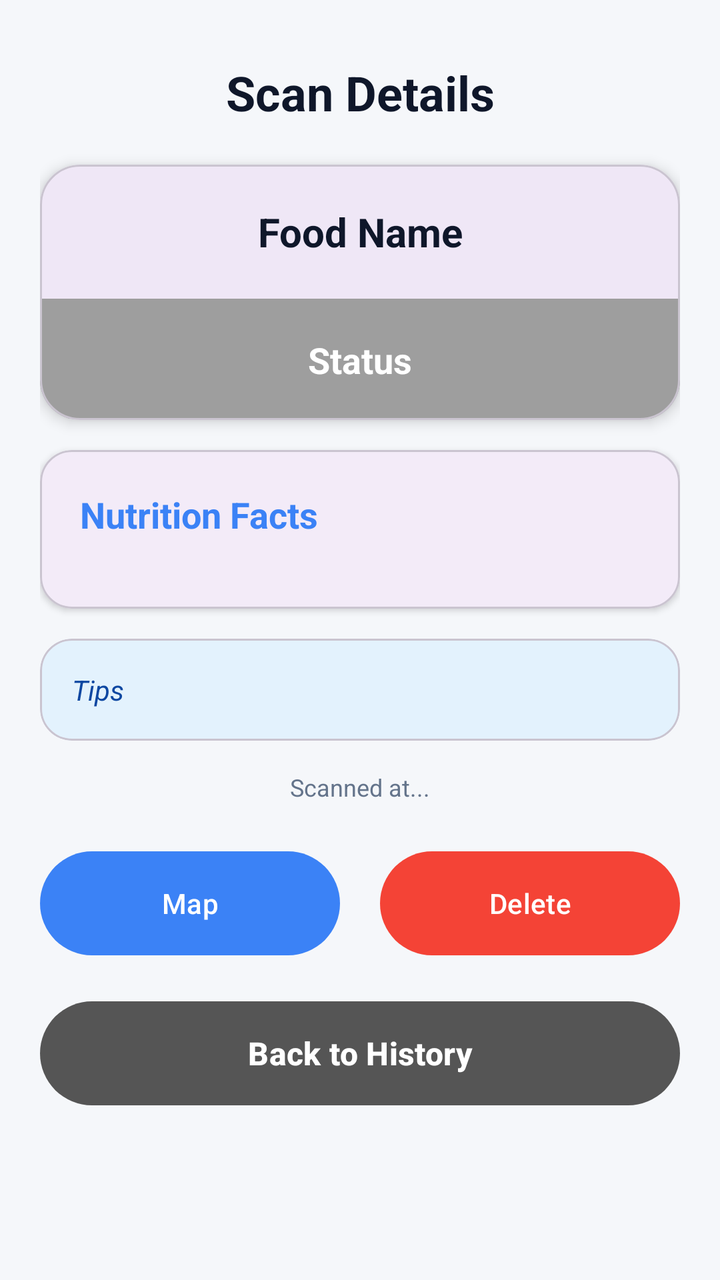
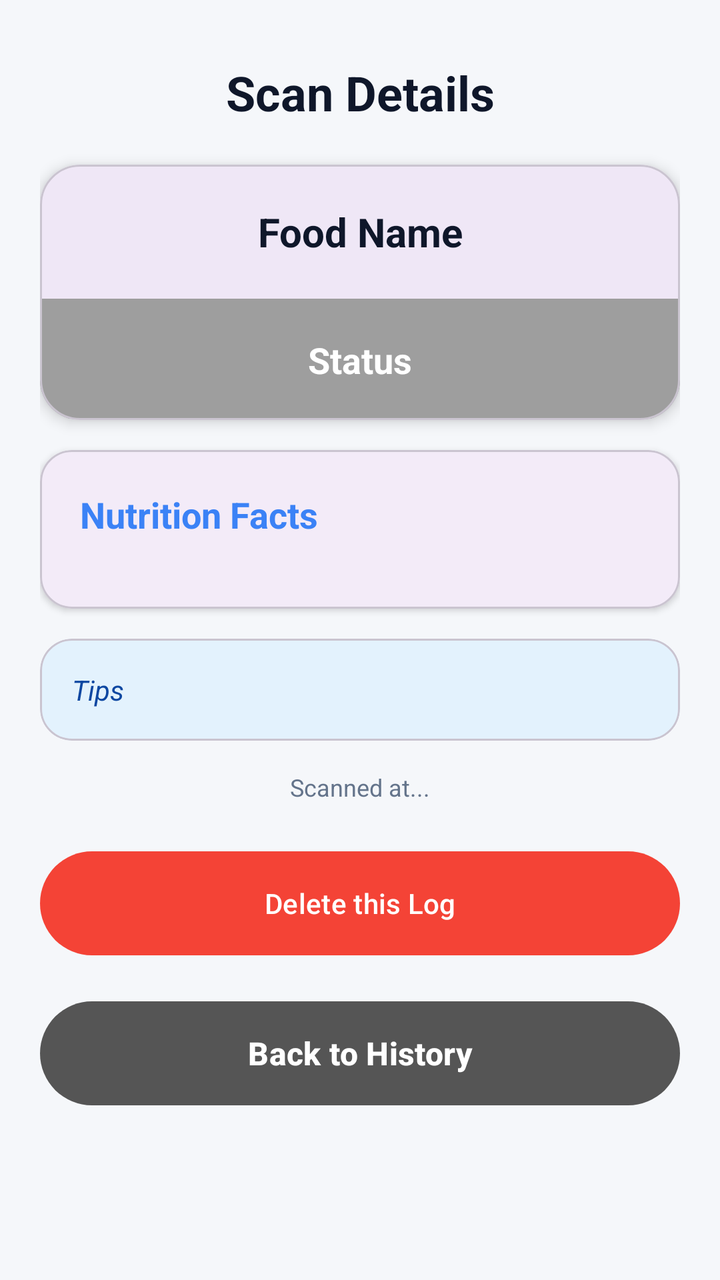

Screens rendered from an Android XML layout before and after an edit, with the pre-edit source and the edit as a unified diff.
<!-- AndroidManifest.xml: application theme Theme.NutriScan -->
<!-- res/layout/activity_history_detail.xml -->
<?xml version="1.0" encoding="utf-8"?>
<ScrollView xmlns:android="http://schemas.android.com/apk/res/android"
    xmlns:app="http://schemas.android.com/apk/res-auto"
    android:layout_width="match_parent"
    android:layout_height="match_parent"
    android:background="#F5F7FA"
    android:fillViewport="true">

    <LinearLayout
        android:layout_width="match_parent"
        android:layout_height="wrap_content"
        android:orientation="vertical"
        android:padding="20dp">

        <TextView
            android:layout_width="match_parent"
            android:layout_height="wrap_content"
            android:layout_marginTop="10dp"
            android:text="Scan Details"
            android:textColor="@color/text_dark"
            android:textSize="24sp"
            android:textStyle="bold"
            android:gravity="center" />

        <com.google.android.material.card.MaterialCardView
            android:layout_width="match_parent"
            android:layout_height="wrap_content"
            android:layout_marginTop="20dp"
            app:cardCornerRadius="20dp"
            app:cardElevation="4dp">
            <LinearLayout
                android:layout_width="match_parent"
                android:layout_height="wrap_content"
                android:orientation="vertical">
                <TextView
                    android:id="@+id/textViewDetailFoodName"
                    android:layout_width="match_parent"
                    android:layout_height="wrap_content"
                    android:padding="20dp"
                    android:text="Food Name"
                    android:textColor="@color/text_dark"
                    android:textSize="20sp"
                    android:textStyle="bold"
                    android:gravity="center"/>
                <View
                    android:id="@+id/detailHealthStatusIndicator"
                    android:layout_width="match_parent"
                    android:layout_height="60dp"
                    android:background="#9E9E9E" />
                <TextView
                    android:id="@+id/textViewDetailHealthStatus"
                    android:layout_width="match_parent"
                    android:layout_height="wrap_content"
                    android:layout_marginTop="-60dp"
                    android:padding="18dp"
                    android:text="Status"
                    android:textColor="#FFFFFF"
                    android:textSize="18sp"
                    android:textStyle="bold"
                    android:gravity="center"/>
            </LinearLayout>
        </com.google.android.material.card.MaterialCardView>

        
        <com.google.android.material.card.MaterialCardView
            android:layout_width="match_parent"
            android:layout_height="wrap_content"
            android:layout_marginTop="15dp"
            app:cardCornerRadius="16dp"
            app:cardElevation="2dp">
            <LinearLayout
                android:layout_width="match_parent"
                android:layout_height="wrap_content"
                android:orientation="vertical"
                android:padding="20dp">
                <TextView
                    android:layout_width="wrap_content"
                    android:layout_height="wrap_content"
                    android:text="Nutrition Facts"
                    android:textColor="@color/primary_blue"
                    android:textSize="18sp"
                    android:textStyle="bold"
                    android:layout_marginBottom="15dp" />

                <LinearLayout
                    android:id="@+id/detailNutritionContainer"
                    android:layout_width="match_parent"
                    android:layout_height="wrap_content"
                    android:orientation="vertical" />
            </LinearLayout>
        </com.google.android.material.card.MaterialCardView>

        
        <com.google.android.material.card.MaterialCardView
            android:id="@+id/cardDetailIngredients"
            android:layout_width="match_parent"
            android:layout_height="wrap_content"
            android:layout_marginTop="15dp"
            app:cardCornerRadius="16dp"
            app:cardElevation="2dp"
            android:visibility="gone">

            <LinearLayout
                android:layout_width="match_parent"
                android:layout_height="wrap_content"
                android:orientation="vertical"
                android:padding="20dp">

                <TextView
                    android:layout_width="wrap_content"
                    android:layout_height="wrap_content"
                    android:text="Ingredients"
                    android:textColor="@color/primary_blue"
                    android:textSize="18sp"
                    android:textStyle="bold"
                    android:layout_marginBottom="10dp" />

                <TextView
                    android:id="@+id/textViewDetailIngredients"
                    android:layout_width="match_parent"
                    android:layout_height="wrap_content"
                    android:textColor="#555555"
                    android:textSize="14sp"
                    android:lineSpacingExtra="4dp" />
            </LinearLayout>
        </com.google.android.material.card.MaterialCardView>

        
        <com.google.android.material.card.MaterialCardView
            android:layout_width="match_parent"
            android:layout_height="wrap_content"
            android:layout_marginTop="15dp"
            app:cardBackgroundColor="#E3F2FD"
            app:cardCornerRadius="16dp"
            app:cardElevation="0dp">
            <TextView
                android:id="@+id/textViewDetailTips"
                android:layout_width="match_parent"
                android:layout_height="wrap_content"
                android:padding="16dp"
                android:text="Tips"
                android:textColor="#0D47A1"
                android:textSize="14sp"
                android:textStyle="italic" />
        </com.google.android.material.card.MaterialCardView>

        <TextView
            android:id="@+id/textViewDetailLocationDate"
            android:layout_width="match_parent"
            android:layout_height="wrap_content"
            android:layout_marginTop="15dp"
            android:text="Scanned at..."
            android:textColor="@color/text_light"
            android:textSize="12sp"
            android:gravity="center" />

        <LinearLayout
            android:layout_width="match_parent"
            android:layout_height="wrap_content"
            android:orientation="horizontal"
            android:layout_marginTop="20dp">
            <com.google.android.material.button.MaterialButton
                android:id="@+id/buttonViewOnMap"
                android:layout_width="0dp"
                android:layout_height="60dp"
                android:layout_weight="1"
                android:layout_marginEnd="10dp"
                android:text="Map"
                app:cornerRadius="30dp"
                app:backgroundTint="@color/primary_blue"/>
            <com.google.android.material.button.MaterialButton
                android:id="@+id/buttonDeleteScan"
                android:layout_width="0dp"
                android:layout_height="60dp"
                android:layout_weight="1"
                android:layout_marginStart="10dp"
                android:text="Delete"
                app:cornerRadius="30dp"
                app:backgroundTint="#F44336"/>
        </LinearLayout>

        <com.google.android.material.button.MaterialButton
            android:id="@+id/buttonBackFromDetail"
            android:layout_width="match_parent"
            android:layout_height="60dp"
            android:layout_marginTop="15dp"
            android:layout_marginBottom="20dp"
            android:text="Back to History"
            android:textSize="16sp"
            android:textStyle="bold"
            app:cornerRadius="30dp"
            app:backgroundTint="#555555"/>

    </LinearLayout>
</ScrollView>
<!-- resources referenced by this layout -->
<resources>
  <color name="primary_blue">#3B82F6</color>
  <color name="text_dark">#0F172A</color>
  <color name="text_light">#64748B</color>
  <style name="Theme.NutriScan" parent="Base.Theme.NutriScan" />
  <style name="Base.Theme.NutriScan" parent="Theme.Material3.DayNight.NoActionBar">
          
          
      </style>
</resources>

<!-- the commit's change to res/layout/activity_history_detail.xml (unified diff, before → after) -->
@@ -61,7 +61,6 @@
             </LinearLayout>
         </com.google.android.material.card.MaterialCardView>
 
-        
         <com.google.android.material.card.MaterialCardView
             android:layout_width="match_parent"
             android:layout_height="wrap_content"
@@ -90,42 +89,6 @@
             </LinearLayout>
         </com.google.android.material.card.MaterialCardView>
 
-        
-        <com.google.android.material.card.MaterialCardView
-            android:id="@+id/cardDetailIngredients"
-            android:layout_width="match_parent"
-            android:layout_height="wrap_content"
-            android:layout_marginTop="15dp"
-            app:cardCornerRadius="16dp"
-            app:cardElevation="2dp"
-            android:visibility="gone">
-
-            <LinearLayout
-                android:layout_width="match_parent"
-                android:layout_height="wrap_content"
-                android:orientation="vertical"
-                android:padding="20dp">
-
-                <TextView
-                    android:layout_width="wrap_content"
-                    android:layout_height="wrap_content"
-                    android:text="Ingredients"
-                    android:textColor="@color/primary_blue"
-                    android:textSize="18sp"
-                    android:textStyle="bold"
-                    android:layout_marginBottom="10dp" />
-
-                <TextView
-                    android:id="@+id/textViewDetailIngredients"
-                    android:layout_width="match_parent"
-                    android:layout_height="wrap_content"
-                    android:textColor="#555555"
-                    android:textSize="14sp"
-                    android:lineSpacingExtra="4dp" />
-            </LinearLayout>
-        </com.google.android.material.card.MaterialCardView>
-
-        
         <com.google.android.material.card.MaterialCardView
             android:layout_width="match_parent"
             android:layout_height="wrap_content"
@@ -154,30 +117,14 @@
             android:textSize="12sp"
             android:gravity="center" />
 
-        <LinearLayout
+        <com.google.android.material.button.MaterialButton
+            android:id="@+id/buttonDeleteScan"
             android:layout_width="match_parent"
-            android:layout_height="wrap_content"
-            android:orientation="horizontal"
-            android:layout_marginTop="20dp">
-            <com.google.android.material.button.MaterialButton
-                android:id="@+id/buttonViewOnMap"
-                android:layout_width="0dp"
-                android:layout_height="60dp"
-                android:layout_weight="1"
-                android:layout_marginEnd="10dp"
-                android:text="Map"
-                app:cornerRadius="30dp"
-                app:backgroundTint="@color/primary_blue"/>
-            <com.google.android.material.button.MaterialButton
-                android:id="@+id/buttonDeleteScan"
-                android:layout_width="0dp"
-                android:layout_height="60dp"
-                android:layout_weight="1"
-                android:layout_marginStart="10dp"
-                android:text="Delete"
-                app:cornerRadius="30dp"
-                app:backgroundTint="#F44336"/>
-        </LinearLayout>
+            android:layout_height="60dp"
+            android:layout_marginTop="20dp"
+            android:text="Delete this Log"
+            app:cornerRadius="30dp"
+            app:backgroundTint="#F44336"/>
 
         <com.google.android.material.button.MaterialButton
             android:id="@+id/buttonBackFromDetail"
